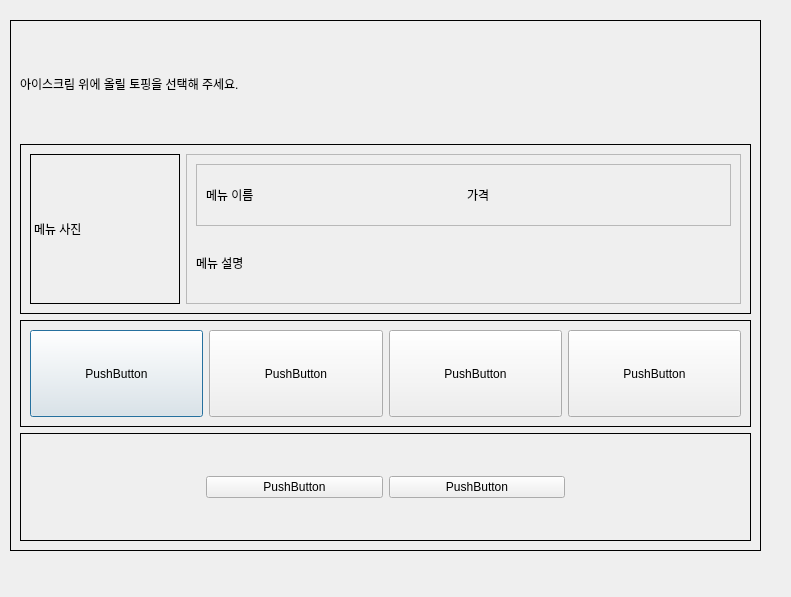
First picture: the form in kiosk/UI/popup_topping.ui, repository addinedu-advance-2nd/aris-repo-3, before the edit.
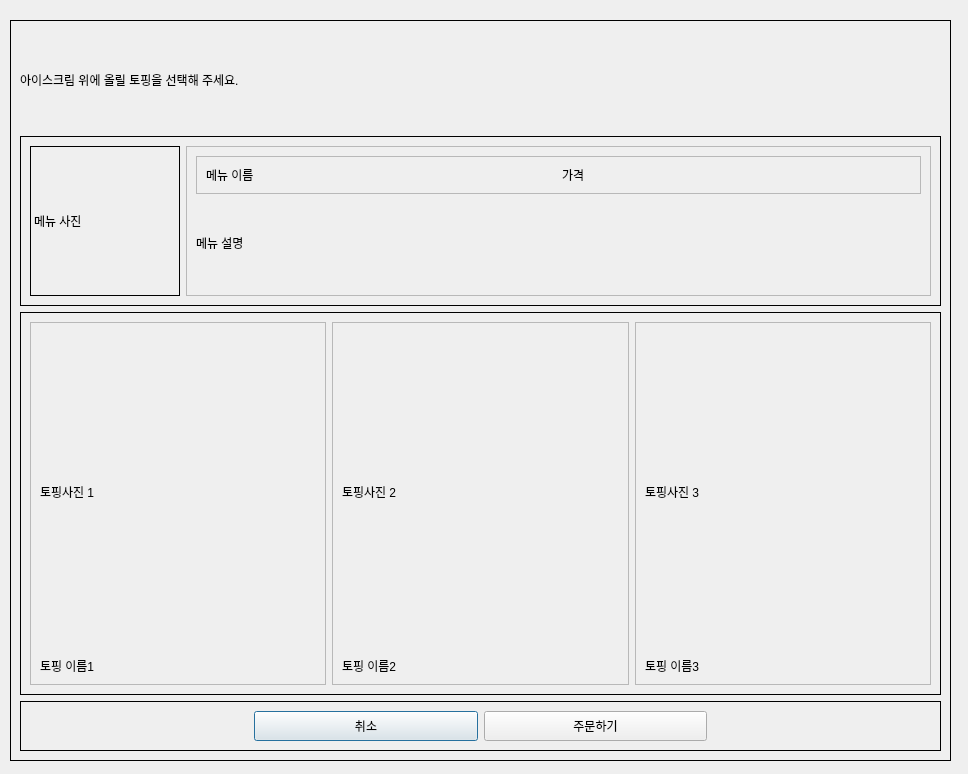
Second picture: the form after the edit.

Commit message: FEAT: 토핑 선택시 해당 메뉴를 강조하는 기능 추가

```diff
--- a/kiosk/UI/popup_topping.ui
+++ b/kiosk/UI/popup_topping.ui
@@ -6,8 +6,8 @@
    <rect>
     <x>0</x>
     <y>0</y>
-    <width>791</width>
-    <height>597</height>
+    <width>968</width>
+    <height>774</height>
    </rect>
   </property>
   <property name="windowTitle">
@@ -18,8 +18,8 @@
     <rect>
      <x>10</x>
      <y>20</y>
-     <width>751</width>
-     <height>531</height>
+     <width>941</width>
+     <height>741</height>
     </rect>
    </property>
    <property name="frameShape">
@@ -31,6 +31,18 @@
    <layout class="QVBoxLayout" name="verticalLayout_2">
     <item>
      <widget class="QLabel" name="label">
+      <property name="sizePolicy">
+       <sizepolicy hsizetype="Preferred" vsizetype="Fixed">
+        <horstretch>0</horstretch>
+        <verstretch>0</verstretch>
+       </sizepolicy>
+      </property>
+      <property name="minimumSize">
+       <size>
+        <width>0</width>
+        <height>100</height>
+       </size>
+      </property>
       <property name="text">
        <string>아이스크림 위에 올릴 토핑을 선택해 주세요.</string>
       </property>
@@ -38,6 +50,12 @@
     </item>
     <item>
      <widget class="QFrame" name="frame_4">
+      <property name="sizePolicy">
+       <sizepolicy hsizetype="Preferred" vsizetype="Fixed">
+        <horstretch>0</horstretch>
+        <verstretch>0</verstretch>
+       </sizepolicy>
+      </property>
       <property name="frameShape">
        <enum>QFrame::Box</enum>
       </property>
@@ -87,6 +105,12 @@
          <layout class="QVBoxLayout" name="verticalLayout">
           <item>
            <widget class="QFrame" name="frame_2">
+            <property name="sizePolicy">
+             <sizepolicy hsizetype="Preferred" vsizetype="Fixed">
+              <horstretch>0</horstretch>
+              <verstretch>0</verstretch>
+             </sizepolicy>
+            </property>
             <property name="frameShape">
              <enum>QFrame::StyledPanel</enum>
             </property>
@@ -96,6 +120,12 @@
             <layout class="QHBoxLayout" name="horizontalLayout">
              <item>
               <widget class="QLabel" name="label_menu_name">
+               <property name="sizePolicy">
+                <sizepolicy hsizetype="Preferred" vsizetype="Fixed">
+                 <horstretch>0</horstretch>
+                 <verstretch>0</verstretch>
+                </sizepolicy>
+               </property>
                <property name="text">
                 <string>메뉴 이름</string>
                </property>
@@ -103,6 +133,12 @@
              </item>
              <item>
               <widget class="QLabel" name="label_price">
+               <property name="sizePolicy">
+                <sizepolicy hsizetype="Preferred" vsizetype="Fixed">
+                 <horstretch>0</horstretch>
+                 <verstretch>0</verstretch>
+                </sizepolicy>
+               </property>
                <property name="text">
                 <string>가격</string>
                </property>
@@ -134,55 +170,117 @@
       </property>
       <layout class="QHBoxLayout" name="horizontalLayout_3">
        <item>
-        <widget class="QPushButton" name="pushButton_2">
+        <widget class="QFrame" name="frame_topping_1">
+         <property name="frameShape">
+          <enum>QFrame::StyledPanel</enum>
+         </property>
+         <property name="frameShadow">
+          <enum>QFrame::Raised</enum>
+         </property>
+         <layout class="QVBoxLayout" name="verticalLayout_3">
+          <item>
+           <widget class="QLabel" name="img_topping_1">
          <property name="sizePolicy">
-          <sizepolicy hsizetype="Minimum" vsizetype="Preferred">
+             <sizepolicy hsizetype="Expanding" vsizetype="Expanding">
            <horstretch>0</horstretch>
            <verstretch>0</verstretch>
           </sizepolicy>
          </property>
          <property name="text">
-          <string>PushButton</string>
+             <string>토핑사진 1</string>
          </property>
         </widget>
        </item>
        <item>
-        <widget class="QPushButton" name="pushButton">
+           <widget class="QLabel" name="label_topping_name_1">
          <property name="sizePolicy">
-          <sizepolicy hsizetype="Minimum" vsizetype="Preferred">
+             <sizepolicy hsizetype="Preferred" vsizetype="Fixed">
            <horstretch>0</horstretch>
            <verstretch>0</verstretch>
           </sizepolicy>
          </property>
          <property name="text">
-          <string>PushButton</string>
+             <string>토핑 이름1</string>
          </property>
         </widget>
        </item>
+         </layout>
+        </widget>
+       </item>
        <item>
-        <widget class="QPushButton" name="pushButton_3">
+        <widget class="QFrame" name="frame_topping_2">
+         <property name="frameShape">
+          <enum>QFrame::StyledPanel</enum>
+         </property>
+         <property name="frameShadow">
+          <enum>QFrame::Raised</enum>
+         </property>
+         <layout class="QVBoxLayout" name="verticalLayout_4">
+          <item>
+           <widget class="QLabel" name="img_topping_2">
          <property name="sizePolicy">
-          <sizepolicy hsizetype="Minimum" vsizetype="Preferred">
+             <sizepolicy hsizetype="Expanding" vsizetype="Expanding">
            <horstretch>0</horstretch>
            <verstretch>0</verstretch>
           </sizepolicy>
          </property>
          <property name="text">
-          <string>PushButton</string>
+             <string>토핑사진 2</string>
          </property>
         </widget>
        </item>
        <item>
-        <widget class="QPushButton" name="pushButton_4">
+           <widget class="QLabel" name="label_topping_name_2">
          <property name="sizePolicy">
-          <sizepolicy hsizetype="Minimum" vsizetype="Preferred">
+             <sizepolicy hsizetype="Preferred" vsizetype="Fixed">
            <horstretch>0</horstretch>
            <verstretch>0</verstretch>
           </sizepolicy>
          </property>
          <property name="text">
-          <string>PushButton</string>
-         </property>
+             <string>토핑 이름2</string>
+            </property>
+           </widget>
+          </item>
+         </layout>
+        </widget>
+       </item>
+       <item>
+        <widget class="QFrame" name="frame_topping_3">
+         <property name="frameShape">
+          <enum>QFrame::StyledPanel</enum>
+         </property>
+         <property name="frameShadow">
+          <enum>QFrame::Raised</enum>
+         </property>
+         <layout class="QVBoxLayout" name="verticalLayout_5">
+          <item>
+           <widget class="QLabel" name="img_topping_3">
+            <property name="sizePolicy">
+             <sizepolicy hsizetype="Expanding" vsizetype="Expanding">
+              <horstretch>0</horstretch>
+              <verstretch>0</verstretch>
+             </sizepolicy>
+            </property>
+            <property name="text">
+             <string>토핑사진 3</string>
+            </property>
+           </widget>
+          </item>
+          <item>
+           <widget class="QLabel" name="label_topping_name_3">
+            <property name="sizePolicy">
+             <sizepolicy hsizetype="Preferred" vsizetype="Fixed">
+              <horstretch>0</horstretch>
+              <verstretch>0</verstretch>
+             </sizepolicy>
+            </property>
+            <property name="text">
+             <string>토핑 이름3</string>
+            </property>
+           </widget>
+          </item>
+         </layout>
         </widget>
        </item>
       </layout>
@@ -190,6 +288,18 @@
     </item>
     <item>
      <widget class="QFrame" name="frame_6">
+      <property name="sizePolicy">
+       <sizepolicy hsizetype="Preferred" vsizetype="Fixed">
+        <horstretch>0</horstretch>
+        <verstretch>0</verstretch>
+       </sizepolicy>
+      </property>
+      <property name="minimumSize">
+       <size>
+        <width>0</width>
+        <height>50</height>
+       </size>
+      </property>
       <property name="frameShape">
        <enum>QFrame::Box</enum>
       </property>
@@ -213,26 +323,26 @@
        <item>
         <widget class="QPushButton" name="pushButton_6">
          <property name="sizePolicy">
-          <sizepolicy hsizetype="MinimumExpanding" vsizetype="Fixed">
+          <sizepolicy hsizetype="MinimumExpanding" vsizetype="Preferred">
            <horstretch>0</horstretch>
            <verstretch>0</verstretch>
           </sizepolicy>
          </property>
          <property name="text">
-          <string>PushButton</string>
+          <string>취소</string>
          </property>
         </widget>
        </item>
        <item>
         <widget class="QPushButton" name="pushButton_5">
          <property name="sizePolicy">
-          <sizepolicy hsizetype="MinimumExpanding" vsizetype="Fixed">
+          <sizepolicy hsizetype="MinimumExpanding" vsizetype="Preferred">
            <horstretch>0</horstretch>
            <verstretch>0</verstretch>
           </sizepolicy>
          </property>
          <property name="text">
-          <string>PushButton</string>
+          <string>주문하기</string>
          </property>
         </widget>
        </item>
```
Left out of the diff: 2 changed lines with no effect on the pictures. Lines whose indentation alone changed are shown as unchanged. The commit also changes 1 other file.
